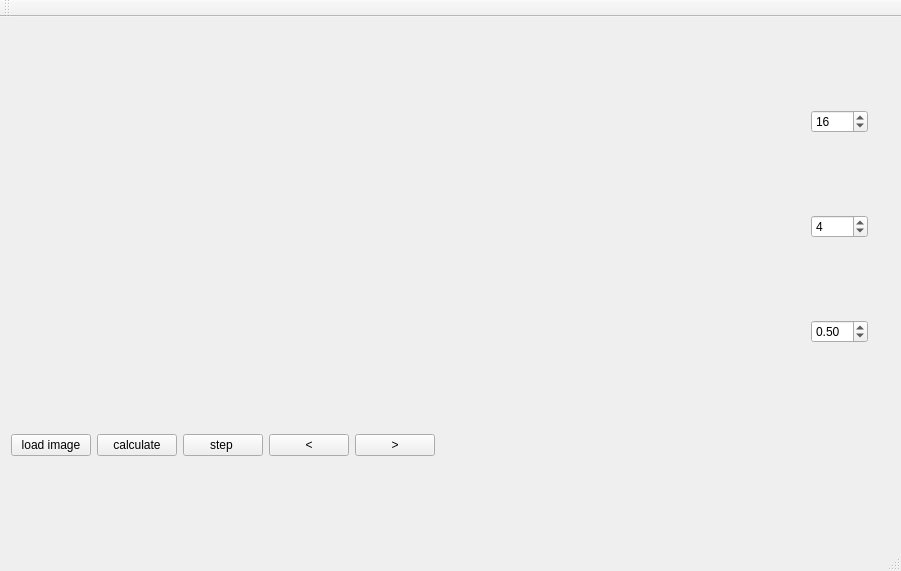
Qt form mainwindow.ui (Sebu/sprs) before a commit.
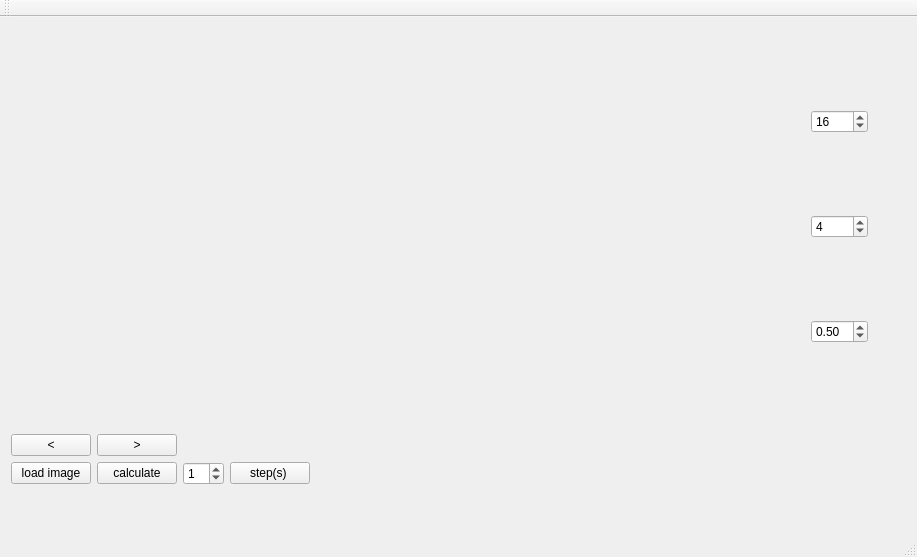
The same form after that commit.

Patch:
```diff
--- a/mainwindow.ui
+++ b/mainwindow.ui
@@ -6,8 +6,8 @@
    <rect>
     <x>0</x>
     <y>0</y>
-    <width>901</width>
-    <height>571</height>
+    <width>917</width>
+    <height>557</height>
    </rect>
   </property>
   <property name="sizePolicy">
@@ -37,8 +37,8 @@
      <rect>
       <x>0</x>
       <y>0</y>
-      <width>867</width>
-      <height>439</height>
+      <width>869</width>
+      <height>480</height>
      </rect>
     </property>
     <layout class="QVBoxLayout" name="verticalLayout">
@@ -107,7 +107,7 @@
           </widget>
          </item>
          <item>
-          <widget class="QSpinBox" name="stepSpin">
+          <widget class="QSpinBox" name="seedSpin">
            <property name="minimum">
             <number>1</number>
            </property>
@@ -137,7 +137,38 @@
       </layout>
      </item>
      <item>
-      <layout class="QHBoxLayout" name="horizontalLayout" stretch="0,0,0,0,0,0">
+      <layout class="QHBoxLayout" name="horizontalLayout_3">
+       <item>
+        <widget class="QPushButton" name="prevButton">
+         <property name="text">
+          <string>&lt;</string>
+         </property>
+        </widget>
+       </item>
+       <item>
+        <widget class="QPushButton" name="nextButton">
+         <property name="text">
+          <string>&gt;</string>
+         </property>
+        </widget>
+       </item>
+       <item>
+        <spacer name="horizontalSpacer_2">
+         <property name="orientation">
+          <enum>Qt::Horizontal</enum>
+         </property>
+         <property name="sizeHint" stdset="0">
+          <size>
+           <width>40</width>
+           <height>20</height>
+          </size>
+         </property>
+        </spacer>
+       </item>
+      </layout>
+     </item>
+     <item>
+      <layout class="QHBoxLayout" name="horizontalLayout" stretch="0,0,0,0,0">
        <property name="sizeConstraint">
         <enum>QLayout::SetMinimumSize</enum>
        </property>
@@ -155,24 +186,17 @@
          </property>
         </widget>
        </item>
+       <item>
+        <widget class="QSpinBox" name="stepSpin">
+         <property name="value">
+          <number>1</number>
+         </property>
+        </widget>
+       </item>
        <item>
         <widget class="QPushButton" name="stepButton">
          <property name="text">
-          <string>step </string>
-         </property>
-        </widget>
-       </item>
-       <item>
-        <widget class="QPushButton" name="prevButton">
-         <property name="text">
-          <string>&lt;</string>
-         </property>
-        </widget>
-       </item>
-       <item>
-        <widget class="QPushButton" name="nextButton">
-         <property name="text">
-          <string>&gt;</string>
+          <string>step(s) </string>
          </property>
         </widget>
        </item>
```
Left out of the diff: 4 changed lines with no effect on the pictures.
